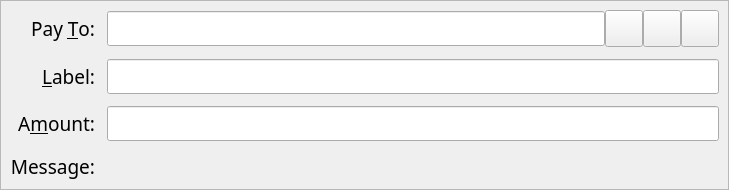
First picture: the form in src/qt/forms/sendcoinsentry.ui, repository nyerium-core/nyerium, before the edit.
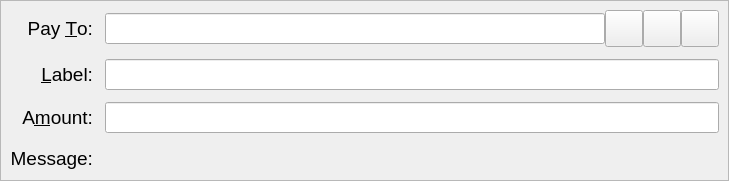
Second picture: the form after the edit. Icons and pictures are not drawn. Custom widgets are drawn as their Qt base class.

Patch:
```diff
--- a/src/qt/forms/sendcoinsentry.ui
+++ b/src/qt/forms/sendcoinsentry.ui
@@ -12,7 +12,7 @@
   </property>
   <property name="font">
    <font>
-    <family>Ara Hamah 1982</family>
+    
     <pointsize>14</pointsize>
    </font>
   </property>
@@ -40,7 +40,7 @@
      <widget class="QLabel" name="payToLabel">
       <property name="font">
        <font>
-        <family>Ara Hamah 1982</family>
+        
         <pointsize>14</pointsize>
        </font>
       </property>
@@ -64,7 +64,7 @@
        <widget class="QValidatedLineEdit" name="payTo">
         <property name="font">
          <font>
-          <family>Ara Hamah 1982</family>
+          
           <pointsize>14</pointsize>
          </font>
         </property>
@@ -163,7 +163,7 @@
      <widget class="QLabel" name="labelLabel">
       <property name="font">
        <font>
-        <family>Ara Hamah 1982</family>
+        
         <pointsize>14</pointsize>
        </font>
       </property>
@@ -182,7 +182,7 @@
      <widget class="QLineEdit" name="addAsLabel">
       <property name="font">
        <font>
-        <family>Ara Hamah 1982</family>
+        
         <pointsize>14</pointsize>
        </font>
       </property>
@@ -195,7 +195,7 @@
      <widget class="QLabel" name="amountLabel">
       <property name="font">
        <font>
-        <family>Ara Hamah 1982</family>
+        
         <pointsize>14</pointsize>
        </font>
       </property>
@@ -214,7 +214,7 @@
      <widget class="BitcoinAmountField" name="payAmount">
       <property name="font">
        <font>
-        <family>Ara Hamah 1982</family>
+        
         <pointsize>14</pointsize>
        </font>
       </property>
@@ -224,7 +224,7 @@
      <widget class="QLabel" name="messageLabel">
       <property name="font">
        <font>
-        <family>Ara Hamah 1982</family>
+        
         <pointsize>14</pointsize>
        </font>
       </property>
@@ -240,7 +240,7 @@
      <widget class="QLabel" name="messageTextLabel">
       <property name="font">
        <font>
-        <family>Ara Hamah 1982</family>
+        
         <pointsize>14</pointsize>
        </font>
       </property>
```
Left out of the diff: 6 changed lines with no effect on the pictures.
